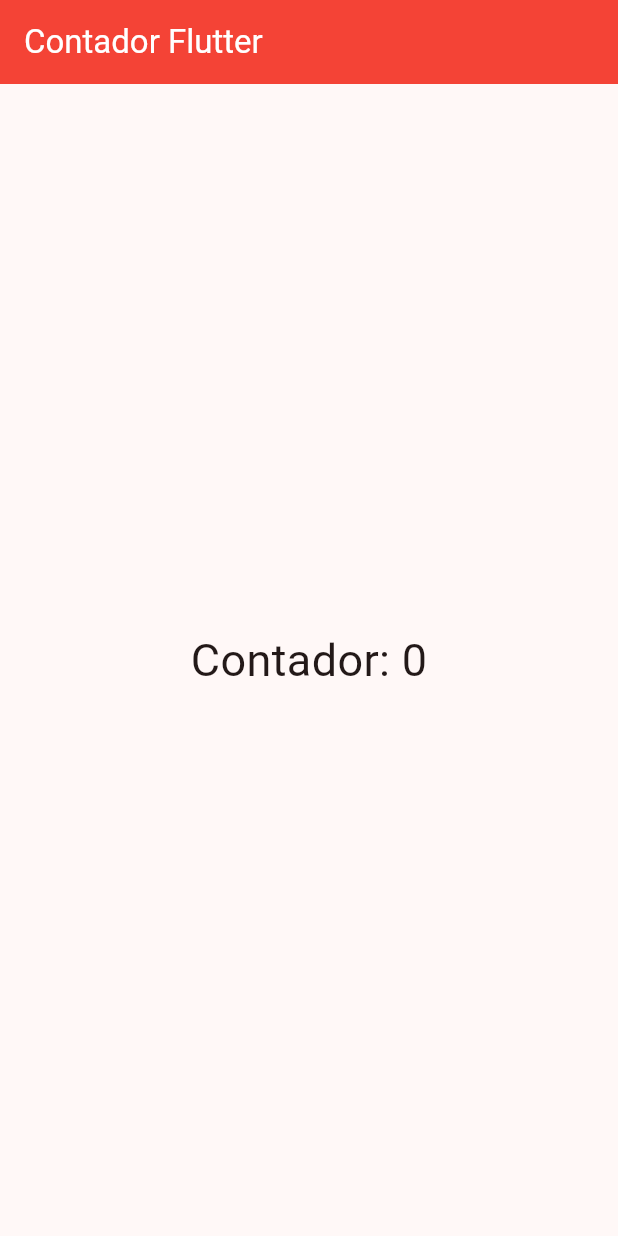
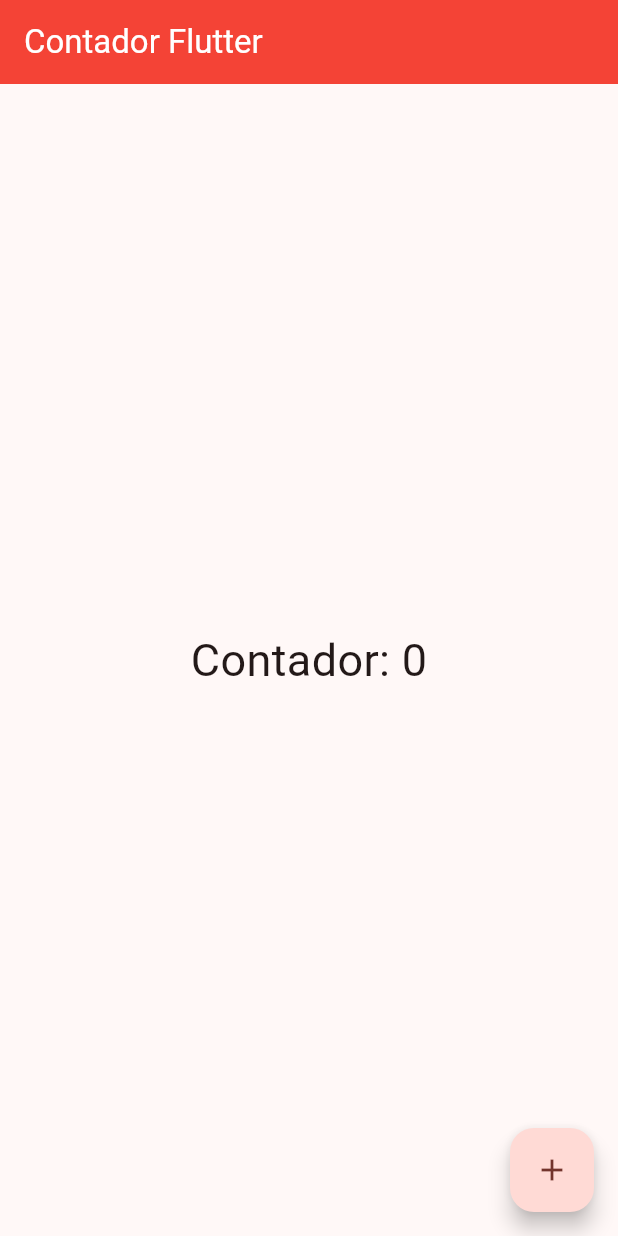
Before and after one commit to Augustbr01/aprendendoflutter, a Flutter app: the screen it shows after launch, on a phone screen of 412 x 824 dp. Run offline on Flutter 3.47's test engine with Material 3 defaults, Android fonts, the phone set to English and light mode, and no system bars.

Commit message:
feat: Add floating action button to increment counter in HomePage

```diff
--- a/lib/home_page.dart
+++ b/lib/home_page.dart
@@ -33,6 +33,13 @@
           },
         ),
       ),
+      floatingActionButton: FloatingActionButton(
+        child: Icon(Icons.add),
+        onPressed: () {
+          setState(() {
+            counter++;
+        });
+      }),
     );
   }
 }
```
